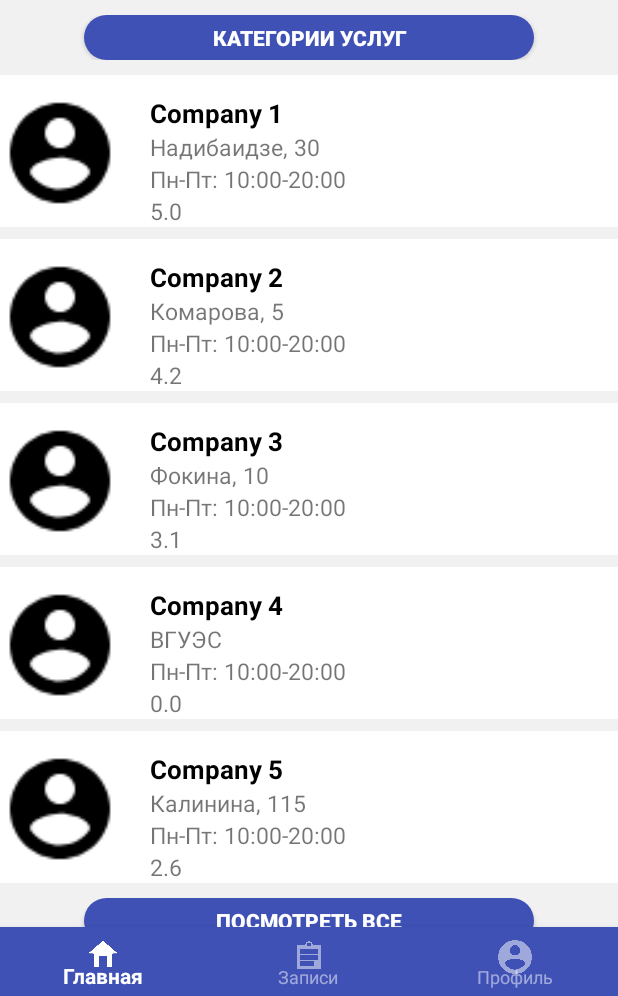
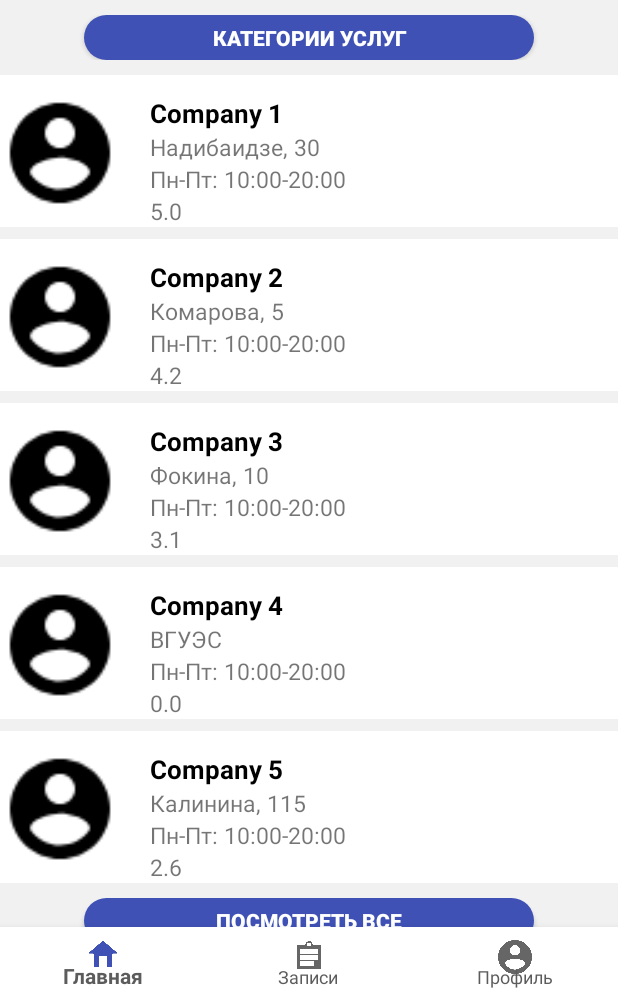
Before and after one commit to darkice-dev/ClientServise, an Android app: the screen it shows after launch (MainActivity), on a phone screen of 412 x 824 dp, the part 240-1236 px from its top. Run offline under Robolectric (Android 15) with nearby library versions, the phone set to English and light mode, and no system bars.

Commit message:
Edited some text in activity_edit_profile.xml. Recolored navigation panel. Recolored icons on navigation panel. Removed button "btn_record" from fragment_client_profile.xml and fragment_company_profile.xml. Removed the second button registration in activity_registration_company.xml.

```diff
--- /dev/null
+++ b/app/src/main/res/color/icon_state_list.xml
@@ -0,0 +1,7 @@
+<?xml version="1.0" encoding="utf-8"?>
+<selector xmlns:android="http://schemas.android.com/apk/res/android">
+    <item android:color="@android:color/holo_red_light" android:state_pressed="true"/>
+    <item android:color="@android:color/holo_green_light" android:state_focused="true"/>
+    <item android:color="@android:color/holo_green_dark" android:state_selected="true"/>
+    <item android:color="@android:color/holo_blue_dark"/>
+</selector>
--- a/app/src/main/res/layout/activity_company_view.xml
+++ b/app/src/main/res/layout/activity_company_view.xml
@@ -23,7 +23,8 @@
                 android:id="@+id/im_company"
                 android:layout_width="80dp"
                 android:layout_height="80dp"
-                android:src="@drawable/blank_avatar_white_512_2" />
+                android:src="@drawable/blank_avatar_white_512_2"
+                android:background="@color/colorPrimary"/>
 
             <TextView
                 android:id="@+id/tv_nameCompany"
--- a/app/src/main/res/layout/activity_edit_profile.xml
+++ b/app/src/main/res/layout/activity_edit_profile.xml
@@ -174,14 +174,14 @@
 
         <Button
             android:id="@+id/buttonChangePassword"
-            android:layout_below="@+id/editTextProfileEmail"
             android:layout_width="match_parent"
             android:layout_height="30dp"
+            android:layout_below="@+id/editTextProfileEmail"
             android:layout_marginLeft="20dp"
             android:layout_marginTop="10dp"
             android:layout_marginRight="20dp"
             android:background="@drawable/button_style"
-            android:text="Изменить пароль Да поможет нам Бог"
+            android:text="Изменить пароль"
             android:textColor="@color/colorWhite" />
 
 
--- a/app/src/main/res/layout/activity_main.xml
+++ b/app/src/main/res/layout/activity_main.xml
@@ -14,9 +14,10 @@
         android:layout_alignParentBottom="true"
         android:layout_marginStart="0dp"
         android:layout_marginBottom="-2dp"
-        app:itemBackground="@color/colorPrimary"
-        app:itemIconTint="@color/nav_item_colors"
-        app:itemTextColor="@color/nav_item_colors"
+        app:itemBackground="@color/colorWhite"
+        android:elevation="7dp"
+        android:background="@color/Black"
+        app:itemTextColor="@color/DarkGray"
         app:menu="@menu/nav_items">
 
     </com.google.android.material.bottomnavigation.BottomNavigationView>
--- a/app/src/main/res/menu/nav_items.xml
+++ b/app/src/main/res/menu/nav_items.xml
@@ -4,14 +4,18 @@
 
     <item
         android:id="@+id/nav_home"
-        android:icon="@drawable/baseline_home_white_48mdp"
+        android:icon="@drawable/baseline_home_grey_48mdp"
+
         android:title="@string/nav_home" />
     <item
         android:id="@+id/nav_note"
-        android:icon="@drawable/baseline_assignment_white_48mdp"
-        android:title="@string/nav_note" />
+        android:icon="@drawable/baseline_assignment_grey_48mdp"
+
+        android:title="@string/nav_note"
+        />
     <item
         android:id="@+id/nav_profile"
-        android:icon="@drawable/blank_avatar_white_512_2"
+        android:icon="@drawable/blank_avatar_grey_512_2"
+
         android:title="@string/nav_profile" />
 </menu>
```
Also changed, not shown: app/src/main/java/com/project/clientservise1/MainActivity.java (+19 -2 lines), app/src/main/java/com/project/clientservise1/TintIcons.java (added, +33 -0 lines), app/src/main/res/drawable/icon_rounded_style.xml (added, +11 -0 lines), app/src/main/res/layout/activity_registration_company.xml (+1 -13 lines), app/src/main/res/layout/fragment_client_profile.xml (+2 -16 lines), app/src/main/res/layout/fragment_company_profile.xml (+2 -16 lines), app/src/main/res/drawable-hdpi/baseline_assignment_grey_48mdp.png (added), app/src/main/res/drawable-hdpi/baseline_home_grey_48mdp.png (added), app/src/main/res/drawable-hdpi/blank_avatar_grey_512_2.png (added).
